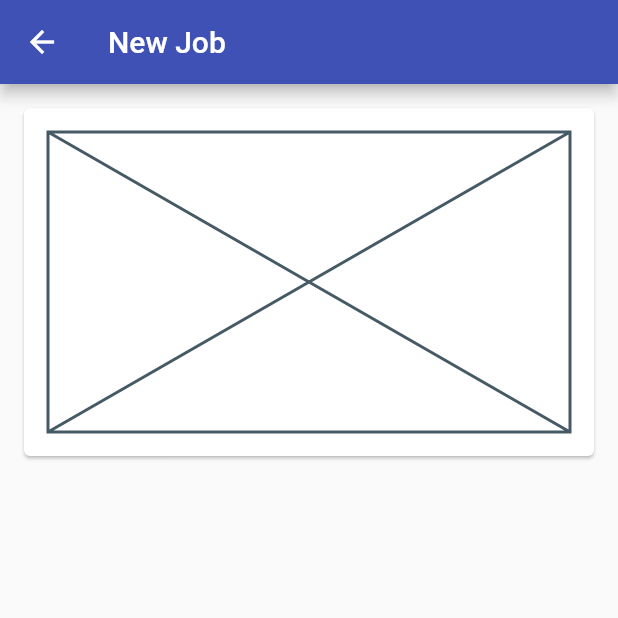
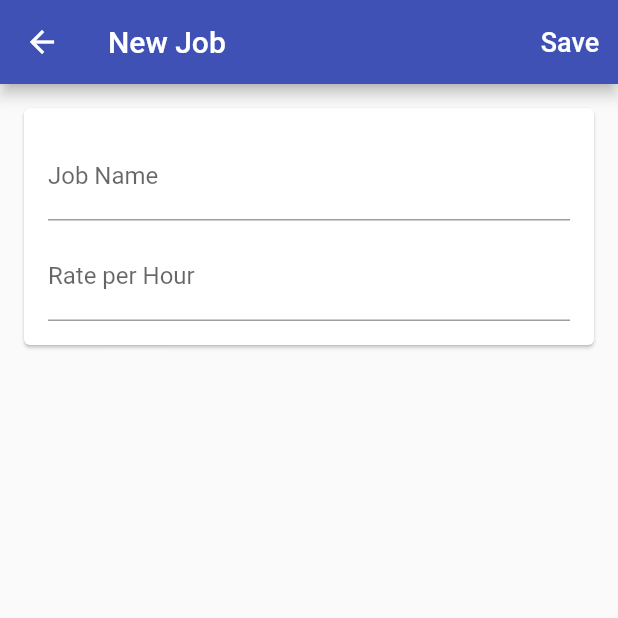
Before and after one commit to ianahmfac/Time-Tracker, a Flutter app: the AddJobPage screen opened directly, on a phone screen of 412 x 824 dp, the top half of it. Run offline on Flutter 3.47's test engine with Material 2 defaults, Android fonts, the phone set to English and light mode, and no system bars; our stand-ins replace cloud_firestore, firebase_auth, firebase_core, google_sign_in; missing offline and left inert: flutter_login_facebook; accounts and stored records are empty.

Commit message:
Adding Form with TextFormField for adding the job and rate per hour

```diff
--- a/lib/app/home/jobs/add_job_page.dart
+++ b/lib/app/home/jobs/add_job_page.dart
@@ -17,15 +17,43 @@ class AddJobPage extends StatefulWidget {
 }
 
 class _AddJobPageState extends State<AddJobPage> {
+  final _formKey = GlobalKey<FormState>();
+
+  String? _name;
+  int? _ratePerHour;
+
+  bool _validateAndSaveForm() {
+    final form = _formKey.currentState!;
+    if (!form.validate()) return false;
+    form.save();
+    return true;
+  }
+
+  void _submit() {
+    if (_validateAndSaveForm()) {
+      print('Job Name: $_name');
+      print('Rate per hour: $_ratePerHour');
+    }
+  }
+
   @override
   Widget build(BuildContext context) {
     return Scaffold(
       appBar: AppBar(
         title: Text('New Job'),
+        actions: [
+          TextButton(
+            onPressed: _submit,
+            child: Text(
+              'Save',
+              style: TextStyle(fontSize: 18),
+            ),
+            style: TextButton.styleFrom(primary: Colors.white),
+          )
+        ],
       ),
       body: _buildContent(),
     );
-  }
   }
 
   Widget _buildContent() {
@@ -34,10 +62,48 @@ Widget _buildContent() {
         margin: const EdgeInsets.all(16),
         child: Padding(
           padding: const EdgeInsets.all(16),
-        child: Placeholder(
-          fallbackHeight: 200,
-        ),
+          child: _buildForm(),
         ),
       ),
     );
   }
+
+  Widget _buildForm() {
+    return Form(
+      key: _formKey,
+      child: Column(
+        children: _buildFormChildren(),
+      ),
+    );
+  }
+
+  List<Widget> _buildFormChildren() {
+    return [
+      TextFormField(
+        onSaved: (newValue) => _name = newValue,
+        validator: (value) {
+          if (value!.isEmpty) return 'Job name cannot be empty';
+          return null;
+        },
+        decoration: InputDecoration(
+          labelText: 'Job Name',
+        ),
+      ),
+      SizedBox(height: 8),
+      TextFormField(
+        onSaved: (newValue) => _ratePerHour = int.parse(newValue.toString()),
+        validator: (value) {
+          if (value!.isEmpty) return 'Rate hour cannot be empty';
+          return null;
+        },
+        keyboardType: TextInputType.numberWithOptions(
+          signed: false,
+          decimal: false,
+        ),
+        decoration: InputDecoration(
+          labelText: 'Rate per Hour',
+        ),
+      ),
+    ];
+  }
+}
```
Lines whose indentation alone changed are shown as unchanged.
